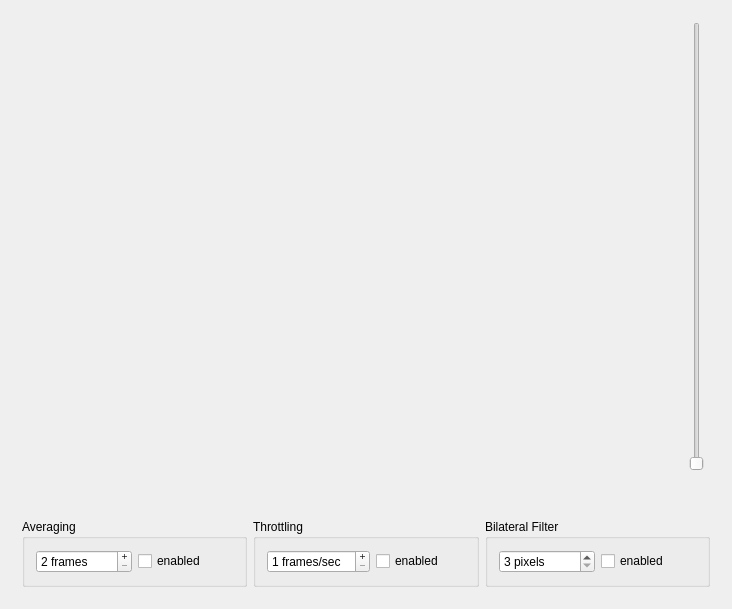
Old version of the form widget.ui in the repository DerOrfa/tof_view.
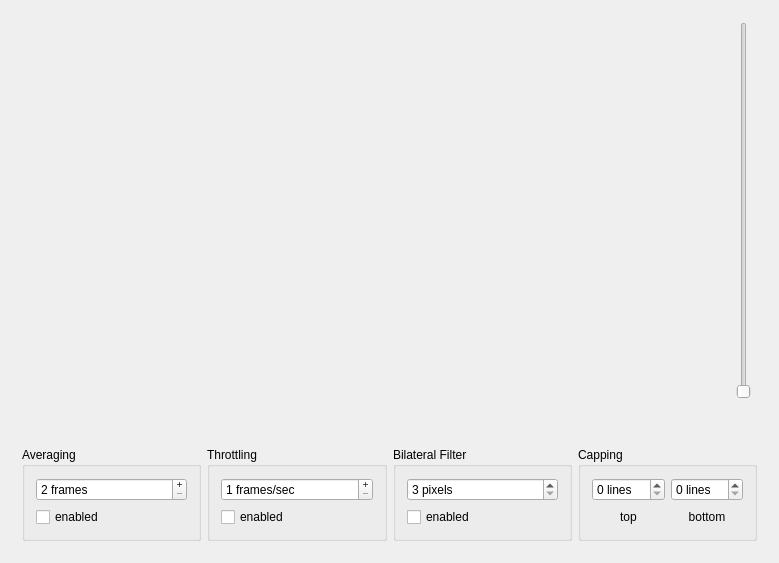
New version of the form.

Commit message: add option to cap lines at top and bottom

Patch:
```diff
--- a/widget.ui
+++ b/widget.ui
@@ -6,8 +6,8 @@
    <rect>
     <x>0</x>
     <y>0</y>
-    <width>732</width>
-    <height>609</height>
+    <width>779</width>
+    <height>563</height>
    </rect>
   </property>
   <property name="windowTitle">
@@ -73,7 +73,7 @@
         <property name="title">
          <string>Averaging</string>
         </property>
-        <layout class="QHBoxLayout" name="horizontalLayout">
+        <layout class="QVBoxLayout" name="verticalLayout_2">
          <item>
           <widget class="QSpinBox" name="numAveraging">
            <property name="buttonSymbols">
@@ -102,7 +102,7 @@
         <property name="title">
          <string>Throttling</string>
         </property>
-        <layout class="QHBoxLayout" name="horizontalLayout_3">
+        <layout class="QVBoxLayout" name="verticalLayout_3">
          <item>
           <widget class="QSpinBox" name="numThrott">
            <property name="buttonSymbols">
@@ -134,7 +134,7 @@
         <property name="title">
          <string>Bilateral Filter</string>
         </property>
-        <layout class="QHBoxLayout" name="horizontalLayout_4">
+        <layout class="QVBoxLayout" name="verticalLayout_4">
          <item>
           <widget class="QSpinBox" name="numBilat">
            <property name="suffix">
@@ -155,6 +155,49 @@
         </layout>
        </widget>
       </item>
+      <item>
+       <widget class="QGroupBox" name="groupBox_4">
+        <property name="title">
+         <string>Capping</string>
+        </property>
+        <layout class="QGridLayout" name="gridLayout_2">
+         <item row="1" column="1">
+          <widget class="QSpinBox" name="bottomCap">
+           <property name="suffix">
+            <string> lines</string>
+           </property>
+          </widget>
+         </item>
+         <item row="1" column="0">
+          <widget class="QSpinBox" name="topCap">
+           <property name="suffix">
+            <string> lines</string>
+           </property>
+          </widget>
+         </item>
+         <item row="2" column="0">
+          <widget class="QLabel" name="label_2">
+           <property name="text">
+            <string>top</string>
+           </property>
+           <property name="alignment">
+            <set>Qt::AlignCenter</set>
+           </property>
+          </widget>
+         </item>
+         <item row="2" column="1">
+          <widget class="QLabel" name="label_3">
+           <property name="text">
+            <string>bottom</string>
+           </property>
+           <property name="alignment">
+            <set>Qt::AlignCenter</set>
+           </property>
+          </widget>
+         </item>
+        </layout>
+       </widget>
+      </item>
      </layout>
     </widget>
    </item>
```
The commit also changes 5 other files.
